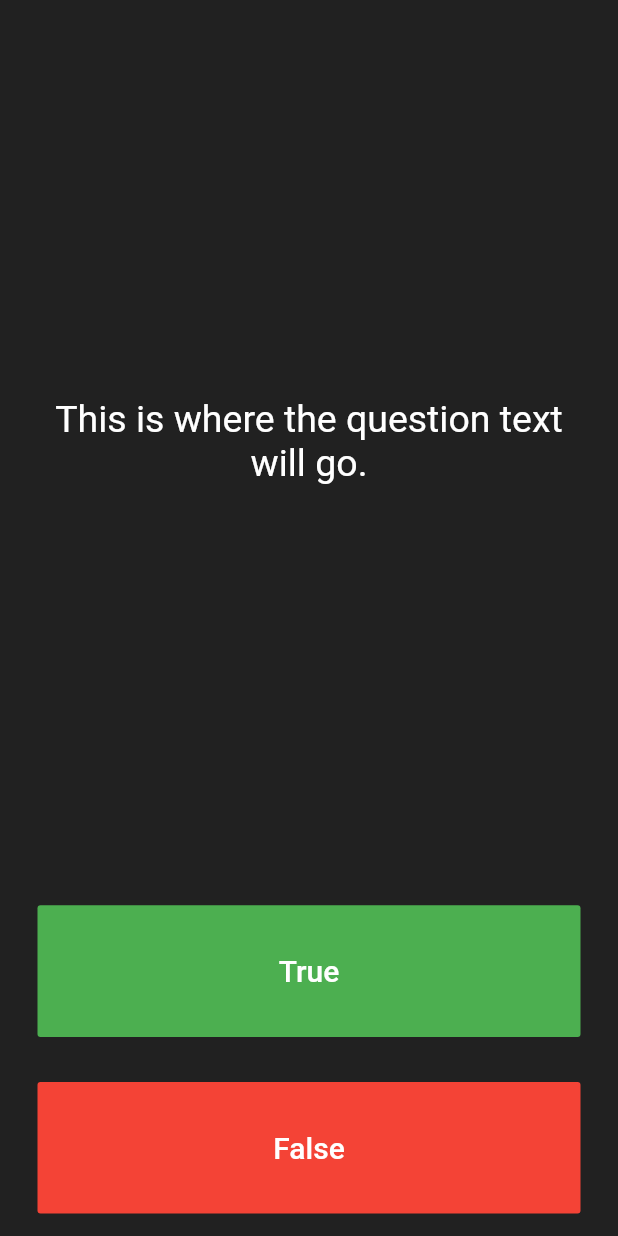
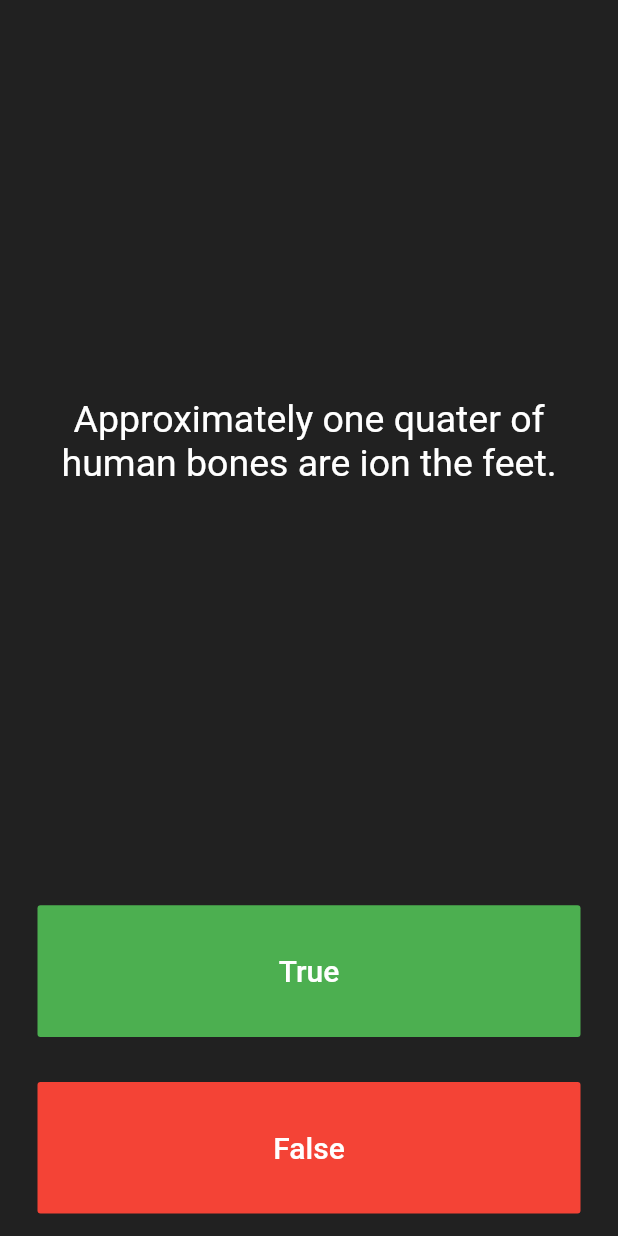
Before and after one commit to IAkinola/Quizzler, a Flutter app: the screen it shows after launch, after a tap on "True", on a phone screen of 412 x 824 dp. Run offline on Flutter 3.47's test engine with Material 2 defaults, Android fonts, the phone set to English and light mode, and no system bars.

Commit message:
Added more questions

```diff
--- a/lib/main.dart
+++ b/lib/main.dart
@@ -1,4 +1,7 @@
 import 'package:flutter/material.dart';
+import 'quiz_brain.dart';
+
+QuizBrain quizBrain = QuizBrain();
 
 void main() => runApp(Quizzler());
 
@@ -25,6 +28,9 @@ class QuizPage extends StatefulWidget {
 }
 
 class _QuizPageState extends State<QuizPage> {
+
+  List<Icon> scoreList = [];
+
   @override
   Widget build(BuildContext context) {
     return Column(
@@ -38,7 +44,7 @@ class _QuizPageState extends State<QuizPage> {
             padding: EdgeInsets.all(10.0),
             child: Center(
               child: Text(
-                'This is where the question text will go.',
+                quizBrain.getQuestionText(),
                 textAlign: TextAlign.center,
                 style: TextStyle(
                   fontSize: 25.0,
@@ -54,7 +60,14 @@ class _QuizPageState extends State<QuizPage> {
           child: Padding(
             padding: EdgeInsets.all(15.0),
             child: FlatButton(
-              onPressed: () {},
+              onPressed: () {
+                bool correctAnswer =
+                    quizBrain.getAnswerBool();
+                if (correctAnswer == true) {}
+                setState(() {
+                  quizBrain.nextQuestion();
+                });
+              },
               textColor: Colors.white,
               color: Colors.green,
               child: Text(
@@ -73,7 +86,14 @@ class _QuizPageState extends State<QuizPage> {
           child: Padding(
             padding: EdgeInsets.all(15.0),
             child: FlatButton(
-              onPressed: () {},
+              onPressed: () {
+                bool correctAnswer =
+                    quizBrain.getAnswerBool();
+                if (correctAnswer == false) {}
+                setState(() {
+                  quizBrain.nextQuestion();
+                });
+              },
               textColor: Colors.white,
               color: Colors.red,
               child: Text(
@@ -86,6 +106,10 @@ class _QuizPageState extends State<QuizPage> {
             ),
           ),
         ),
+        //Score Counter
+        Row(
+          children: scoreList,
+        )
       ],
     );
   }
--- /dev/null
+++ b/lib/question.dart
@@ -0,0 +1,12 @@
+class Question {
+
+  String questionText;
+  bool questionAnwser;
+
+  Question({String q, bool a}) {
+    questionText = q;
+    questionAnwser = a;
+  }
+}
+
+Question newQuestion = Question(q: 'text', a: true);
--- /dev/null
+++ b/lib/quiz_brain.dart
@@ -0,0 +1,49 @@
+import 'question.dart';
+
+class QuizBrain {
+
+   int _questionNumber = 0;
+
+  List<Question> _questionList = [
+    Question(q: 'You lead a cow downstairs but not upstairs.', a: false),
+    Question(
+        q: 'Approximately one quater of human bones are ion the feet.',
+        a: true),
+    Question(q: 'A slug\'s blood is green.', a: true),
+    Question(q: 'Buzz Aldrin\'s mother\'s maiden name was \"Moon\".', a: true),
+    Question(q: 'It is illegal to pee in the Ocean in Portugal.', a: true),
+    Question(
+        q: 'No piece of square dry paper can be folded in half more than 7 times.',
+        a: false),
+    Question(
+        q: 'In London, UK, if you happen to die in the House of Parliament, you are technically entitled to a state funeral, because the building is considered too sacred a place.',
+        a: true),
+    Question(
+        q: 'The loudest sound produced by any animal is 188 decibels. That animal is the African Elephant.',
+        a: false),
+    Question(
+        q: 'The total surface area of two human lungs is approximately 70 square metres.',
+        a: true),
+    Question(q: 'Google was originally called \"Backrub\".', a: true),
+    Question(
+        q: 'Chocolate affects a dog\'s heart and nervous system; a few ounces are enough to kill a small dog.',
+        a: true),
+    Question(
+        q: 'In West Virginia, USA, if you accidentally hit an animal with your car, you are free to take it home to eat.',
+        a: true),
+  ];
+
+  void nextQuestion() {
+    if(_questionNumber < _questionList.length) {
+      _questionNumber++;
+    }
+  }
+
+  String getQuestionText() {
+    return _questionList[_questionNumber].questionText;
+  }
+
+  bool getAnswerBool() {
+    return _questionList[_questionNumber].questionAnwser;
+  }
+}
```
